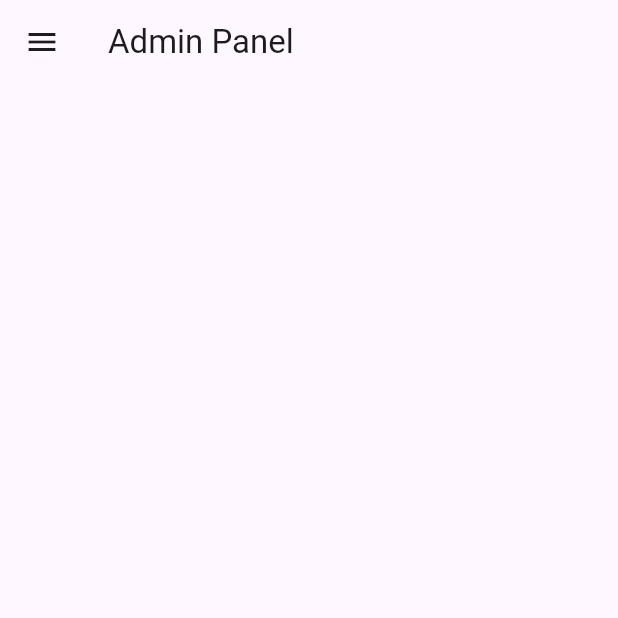
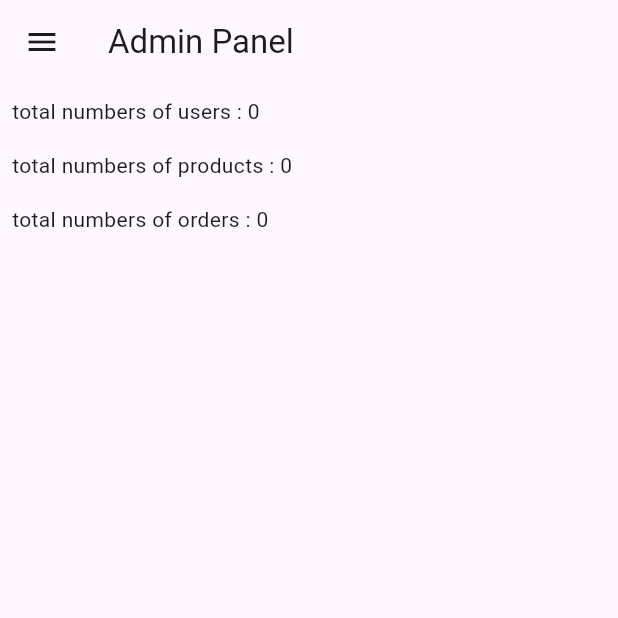
Before and after one commit to AthulKrishna2000/Superkart, a Flutter app: the AdminMainScreen screen opened directly, on a phone screen of 412 x 824 dp, the top half of it. Run offline on Flutter 3.47's test engine with Material 3 defaults, Android fonts, the phone set to English and light mode, and no system bars; our stand-ins replace cached_network_image, carousel_slider, cloud_firestore, firebase_auth, firebase_core, flutter_easyloading and 5 more; missing offline and left inert: image_card; accounts and stored records are empty; network calls fail.

Commit message:
length control add

```diff
--- /dev/null
+++ b/lib/controllers/length_controller.dart
@@ -0,0 +1,61 @@
+import 'package:cloud_firestore/cloud_firestore.dart';
+import 'package:get/get.dart';
+
+class LengthController extends GetxController {
+  RxInt totalProducts = 0.obs;
+  RxInt totalusers = 0.obs;
+  RxInt totalcategory = 0.obs;
+  RxInt totalOrders = 0.obs;
+
+  @override
+  void onInit() {
+    super.onInit();
+    FirebaseFirestore.instance
+        .collection('users')
+        .where('isAdmin', isEqualTo: false)
+        .snapshots()
+        .listen(
+      (snapshot) {
+        totalusers.value = snapshot.size;
+      },
+    );
+    FirebaseFirestore.instance.collection('products').snapshots().listen(
+      (snapshot) {
+        totalProducts.value = snapshot.size;
+      },
+    );
+    FirebaseFirestore.instance.collection('categories').snapshots().listen(
+      (snapshot) {
+        totalcategory.value = snapshot.size;
+      },
+    );
+    getTotalConfirmedOrders();
+  }
+
+  Future<Object> getTotalConfirmedOrders() async {
+    final FirebaseFirestore firestore = FirebaseFirestore.instance;
+    // int totalOrders = 0;
+
+    try {
+      // Step 1: Get all documents in the 'orders' collection
+      QuerySnapshot ordersSnapshot = await firestore.collection('orders').get();
+
+      for (QueryDocumentSnapshot orderDoc in ordersSnapshot.docs) {
+        // Step 2: Get the 'confirmOrders' subcollection for each order
+        CollectionReference confirmOrdersRef =
+            orderDoc.reference.collection('confirmOrders');
+
+        // Step 3: Fetch all documents in the 'confirmOrders' subcollection
+        QuerySnapshot confirmOrdersSnapshot = await confirmOrdersRef.get();
+
+        // Step 4: Add the count of documents to the total
+        totalOrders += confirmOrdersSnapshot.docs.length;
+      }
+
+      return totalOrders;
+    } catch (e) {
+      print("Error fetching orders: $e");
+      return 0;
+    }
+  }
+}
--- a/lib/controllers/signup_controller.dart
+++ b/lib/controllers/signup_controller.dart
@@ -1,5 +1,5 @@
 import 'package:cloud_firestore/cloud_firestore.dart';
-import 'package:ecom/controllers/get_device_token_controller.dart';
+
 import 'package:ecom/models/user_moidel.dart';
 import 'package:ecom/utils/app_constant.dart';
 import 'package:firebase_auth/firebase_auth.dart';
--- a/lib/screens/admin-panel/admin_main_screen.dart
+++ b/lib/screens/admin-panel/admin_main_screen.dart
@@ -1,17 +1,42 @@
+import 'package:ecom/controllers/length_controller.dart';
 import 'package:ecom/widgets/Admin_drawer_widget.dart';
-import 'package:ecom/widgets/costum_draw_widgets.dart';
-import 'package:flutter/foundation.dart';
+
 import 'package:flutter/material.dart';
+import 'package:get/get.dart';
 
 class AdminMainScreen extends StatelessWidget {
   const AdminMainScreen({super.key});
 
   @override
   Widget build(BuildContext context) {
+    final LengthController lengthController = Get.put(LengthController());
     return Scaffold(
-        appBar: AppBar(
-          title: const Text("Admin Panel"),
+      appBar: AppBar(
+        title: const Text("Admin Panel"),
+      ),
+      drawer: AdminDrawerWidget(),
+      body: Obx(
+        () => Column(
+          crossAxisAlignment: CrossAxisAlignment.start,
+          children: [
+            Padding(
+              padding: const EdgeInsets.all(8.0),
+              child: Text(
+                  "total numbers of users : ${lengthController.totalusers}"),
+            ),
+            Padding(
+              padding: const EdgeInsets.all(8.0),
+              child: Text(
+                  "total numbers of products : ${lengthController.totalProducts}"),
+            ),
+            Padding(
+              padding: const EdgeInsets.all(8.0),
+              child: Text(
+                  "total numbers of orders : ${lengthController.totalOrders}"),
+            ),
+          ],
         ),
-        drawer: AdminDrawerWidget());
+      ),
+    );
   }
 }
```
